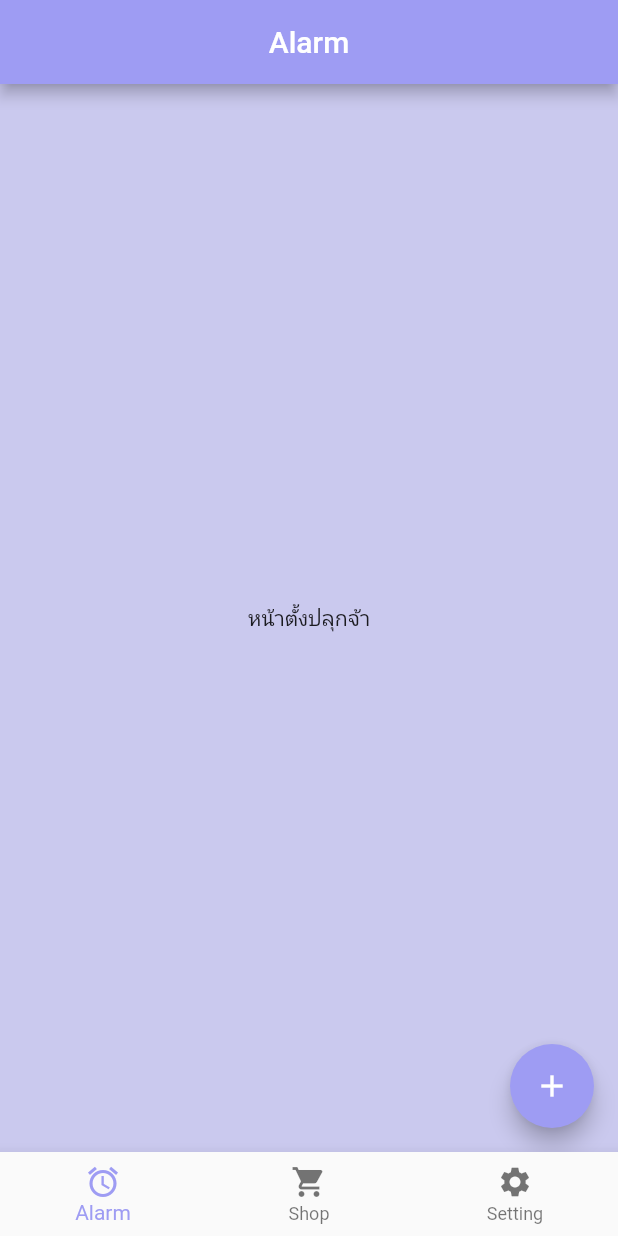
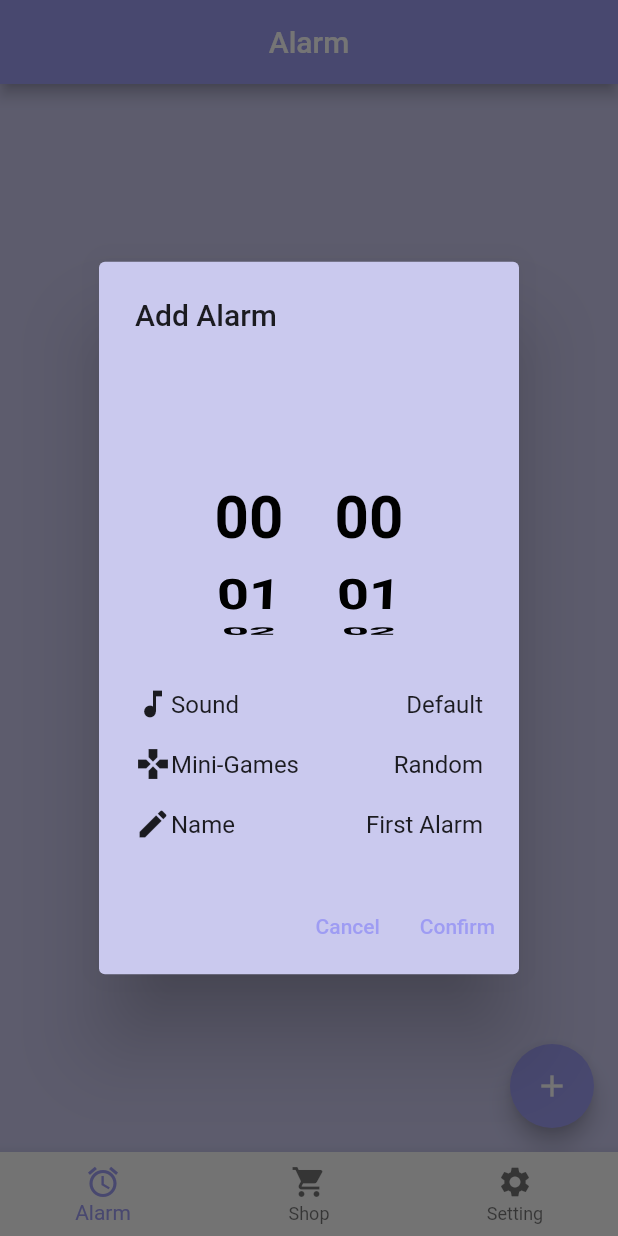
Before and after one commit to WachirananNot/AlarmPlus, a Flutter app: the screen it shows after launch, after a tap on the "add" icon, on a phone screen of 412 x 824 dp. Run offline on Flutter 3.47's test engine with Material 2 defaults, Android fonts, the phone set to English and light mode, and no system bars.

Commit message:
add time picker

```diff
--- a/lib/alarm_page.dart
+++ b/lib/alarm_page.dart
@@ -1,4 +1,5 @@
 import 'package:alarmplus/alarm_service.dart';
+import 'package:alarmplus/time_picker.dart';
 import 'package:flutter/material.dart';
 import 'package:provider/provider.dart';
 
@@ -20,11 +21,79 @@ class _AlarmPageState extends State<AlarmPage> {
               title: const Center(
             child: Text('Alarm', style: TextStyle(color: Colors.white)),
           )),
-          body: const Center(
-            child: Text("หน้าตั้งปลุกจ้า"),
+          body: Center(
+            child: alarmService.time.isEmpty
+                ? const Text("There is no alarm at this time.")
+                : const Text("Test"),
           ),
           floatingActionButton: FloatingActionButton(
-              onPressed: () {},
+              onPressed: () {
+                showDialog(
+                    context: context,
+                    builder: (context) => AlertDialog(
+                          backgroundColor: alarmService.subColor,
+                          title: const Text("Add Alarm"),
+                          content: SingleChildScrollView(
+                            child: Column(children: [
+                              const TimeScrollPicker(),
+                              const Padding(padding: EdgeInsets.fromLTRB(0, 8, 0, 8)),
+                              Row(
+                                mainAxisAlignment:
+                                    MainAxisAlignment.spaceBetween,
+                                children: [
+                                  Row(
+                                    children: const [
+                                      Icon(Icons.music_note),
+                                      Text("Sound"),
+                                    ],
+                                  ),
+                                  const Text("Default")
+                                ],
+                              ),
+                              const Padding(padding: EdgeInsets.fromLTRB(0, 8, 0, 8)),
+                              Row(
+                                mainAxisAlignment:
+                                    MainAxisAlignment.spaceBetween,
+                                children: [
+                                  Row(
+                                    children: const [
+                                      Icon(Icons.gamepad),
+                                      Text("Mini-Games"),
+                                    ],
+                                  ),
+                                  const Text("Random")
+                                ],
+                              ),
+                              const Padding(padding: EdgeInsets.fromLTRB(0, 8, 0, 8)),
+                              Row(
+                                mainAxisAlignment:
+                                    MainAxisAlignment.spaceBetween,
+                                children: [
+                                  Row(
+                                    children: const [
+                                      Icon(Icons.edit),
+                                      Text("Name"),
+                                    ],
+                                  ),
+                                  const Text("First Alarm")
+                                ],
+                              )
+                            ]),
+                          ),
+                          actions: [
+                            TextButton(
+                                onPressed: (() {
+                                  Navigator.pop(context);
+                                }),
+                                child: const Text("Cancel")),
+                            TextButton(
+                                onPressed: (() {
+                                  Navigator.pop(context);
+                                }),
+                                child: const Text("Confirm")),
+                          ],
+                        ));
+              },
               tooltip: 'Increment',
               backgroundColor: alarmService.color,
               child: const Icon(Icons.add, color: Colors.white)),
--- a/lib/alarm_service.dart
+++ b/lib/alarm_service.dart
@@ -1,9 +1,9 @@
-import 'package:flutter/cupertino.dart';
 import 'package:flutter/material.dart';
 
 class AlarmService extends ChangeNotifier {
   late MaterialColor color;
   late MaterialColor subColor;
+  late List<String> time = [];
   MaterialColor changeColorCode(int hexColor) {
     color = MaterialColor(hexColor, const <int, Color>{
       50: Color.fromRGBO(238, 129, 48, .1),
--- /dev/null
+++ b/lib/time_picker.dart
@@ -0,0 +1,75 @@
+import 'package:flutter/material.dart';
+
+class TimeScrollPicker extends StatefulWidget {
+  const TimeScrollPicker({super.key});
+
+  @override
+  State<TimeScrollPicker> createState() => _TimeScrollPickerState();
+}
+
+class _TimeScrollPickerState extends State<TimeScrollPicker> {
+  @override
+  Widget build(BuildContext context) {
+    return Container(
+      height: 200,
+      child: Row(
+        mainAxisAlignment: MainAxisAlignment.center,
+        children: [
+          Container(
+            width: 70,
+            child: ListWheelScrollView.useDelegate(
+                itemExtent: 50,
+                perspective: 0.005,
+                diameterRatio: 1.2,
+                physics: const FixedExtentScrollPhysics(),
+                childDelegate: ListWheelChildBuilderDelegate(
+                  childCount: 24,
+                  builder: (context, index) {
+                    return Padding(
+                      padding: const EdgeInsets.symmetric(vertical: 5.0),
+                      child: Center(
+                        child: Text(
+                          index < 10 ? '0$index' : index.toString(),
+                          style: const TextStyle(
+                              fontSize: 40,
+                              color: Colors.black,
+                              fontWeight: FontWeight.bold),
+                        ),
+                      ),
+                    );
+                  },
+                )),
+          ),
+          const SizedBox(
+            width: 10,
+          ),
+          Container(
+            width: 70,
+            child: ListWheelScrollView.useDelegate(
+                itemExtent: 50,
+                perspective: 0.005,
+                diameterRatio: 1.2,
+                physics: const FixedExtentScrollPhysics(),
+                childDelegate: ListWheelChildBuilderDelegate(
+                  childCount: 60,
+                  builder: (context, index) {
+                    return Padding(
+                      padding: const EdgeInsets.symmetric(vertical: 5.0),
+                      child: Center(
+                        child: Text(
+                          index < 10 ? '0$index' : index.toString(),
+                          style: const TextStyle(
+                              fontSize: 40,
+                              color: Colors.black,
+                              fontWeight: FontWeight.bold),
+                        ),
+                      ),
+                    );
+                  },
+                )),
+          ),
+        ],
+      ),
+    );
+  }
+}
```
